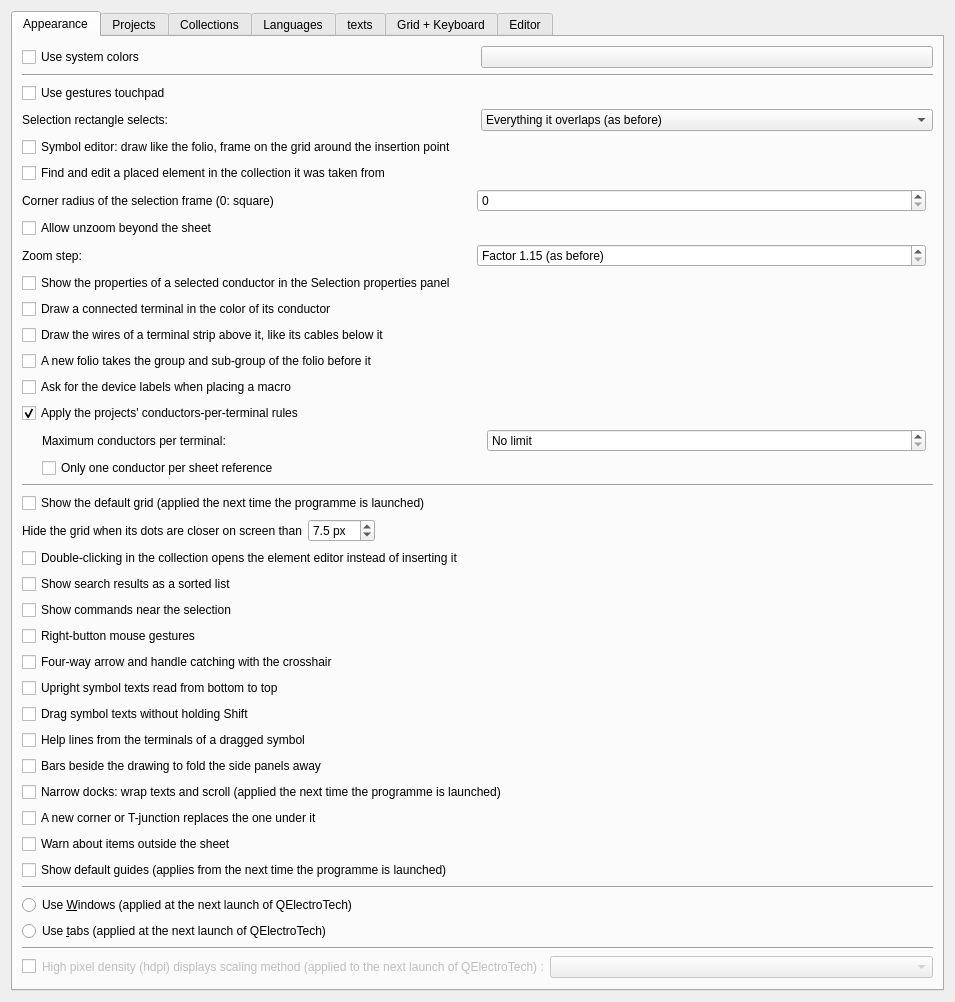
The window that sources/ui/configpage/generalconfigurationpage.ui (qelectrotech/qelectrotech-source-mirror) describes before a commit, drawn with Qt 5.
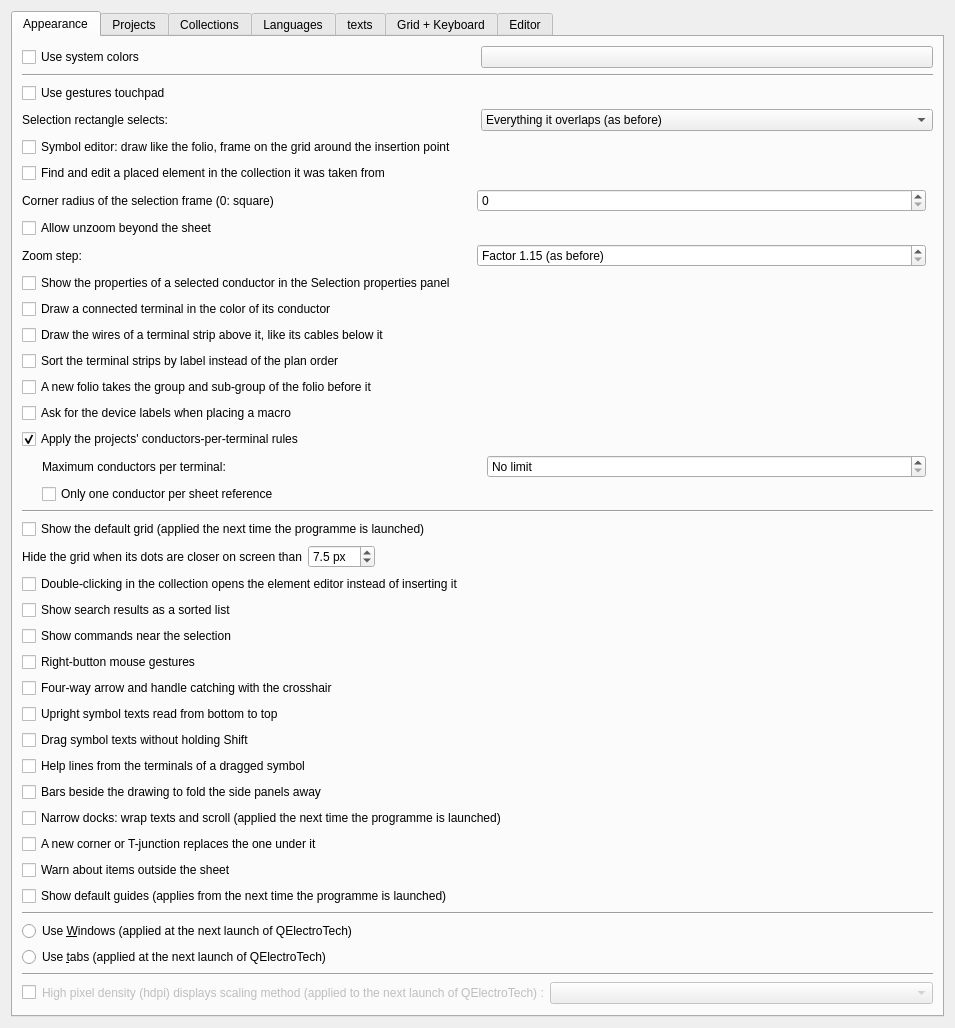
The same window after the commit. Custom widgets are drawn as their Qt base class.

Commit message: Terminal strips: optional sort by label instead of the plan order

The edit to the form file:
```diff
--- a/sources/ui/configpage/generalconfigurationpage.ui
+++ b/sources/ui/configpage/generalconfigurationpage.ui
@@ -208,6 +208,16 @@
          </property>
         </widget>
        </item>
+       <item>
+        <widget class="QCheckBox" name="m_strip_sort_by_label">
+         <property name="toolTip">
+          <string>Used when the automatic assignment makes a terminal strip and by "Automatic position" in the terminal manager. Unchecked: the way the plan is drawn, folio by folio then left to right, which keeps N and PE where they are drawn. Checked: by label, X1:2 before X1:10. A strip already made keeps its order until it is sorted again.</string>
+         </property>
+         <property name="text">
+          <string>Sort the terminal strips by label instead of the plan order</string>
+         </property>
+        </widget>
+       </item>
        <item>
         <widget class="QCheckBox" name="m_new_folio_group_cb">
          <property name="text">
```
Left out of the diff: 1 changed line with no effect on the pictures. The commit also changes 8 other files.
